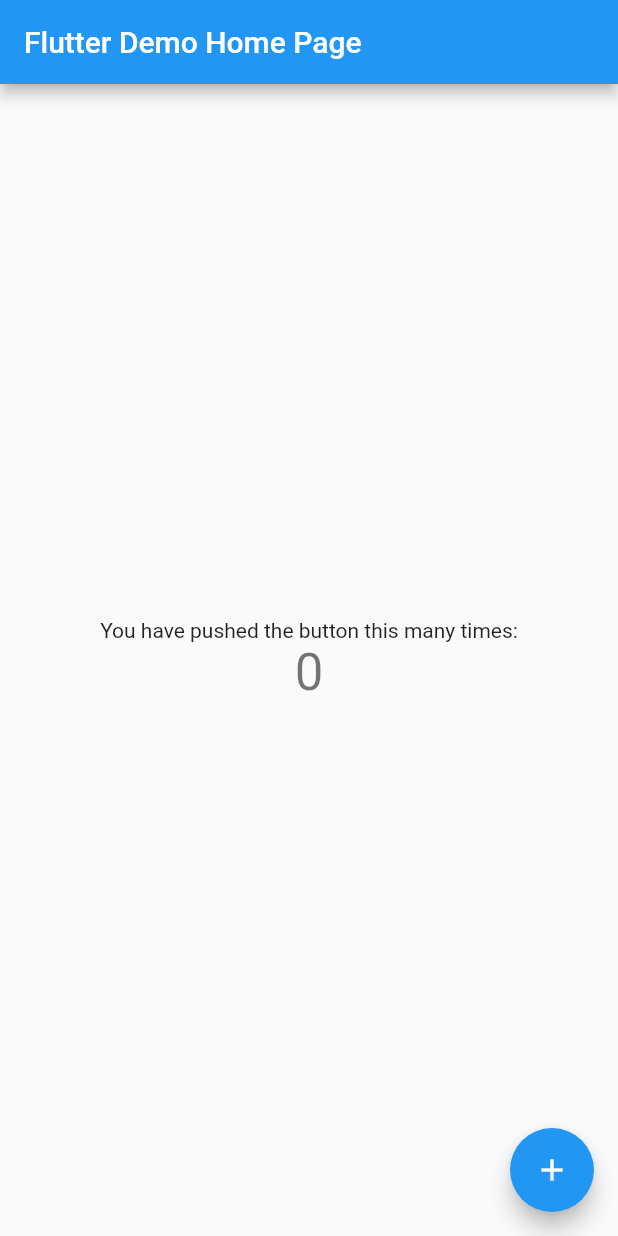
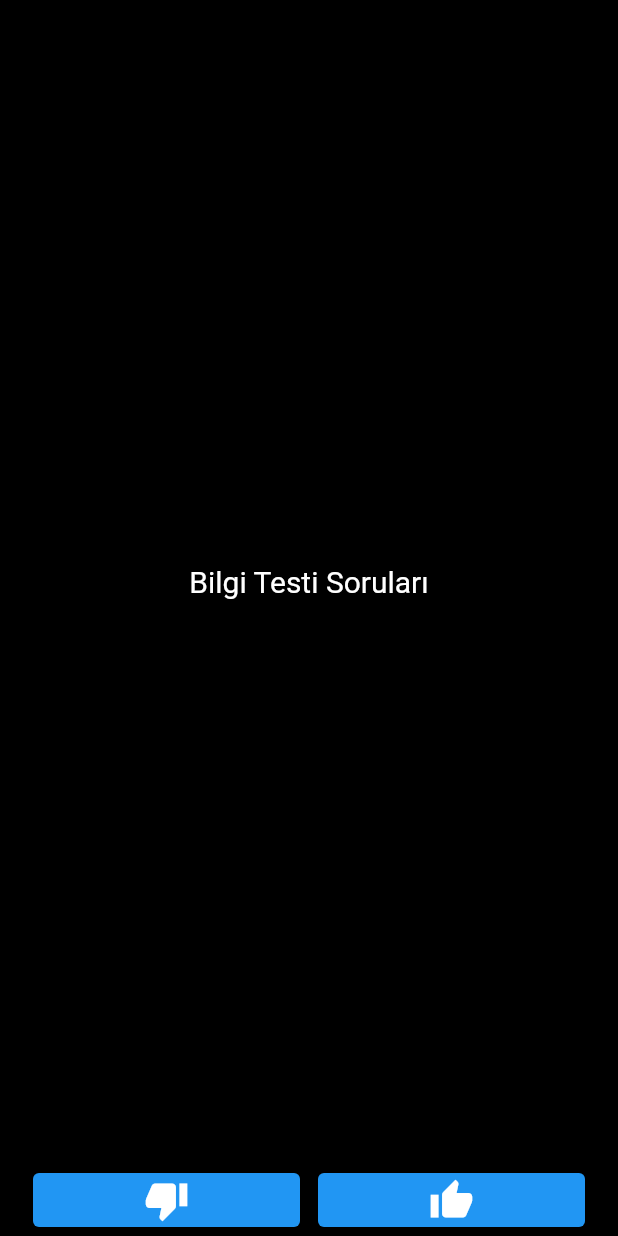
Before and after one commit to gulceefe/bilgikartlari.dart, a Flutter app: the screen it shows after launch, on a phone screen of 412 x 824 dp. Run offline on Flutter 3.47's test engine with Material 2 defaults, Android fonts, the phone set to English and light mode, and no system bars.

Commit message:
Kod incelendi. Yeni ROW açılacak

```diff
--- a/lib/main.dart
+++ b/lib/main.dart
@@ -1,115 +1,89 @@
+
 import 'package:flutter/material.dart';
+import 'package:flutter/widgets.dart';
 
-void main() {
-  runApp(const MyApp());
-}
+void main () => runApp(BilgiTesti());
 
-class MyApp extends StatelessWidget {
-  const MyApp({Key? key}) : super(key: key);
-
-  // This widget is the root of your application.
+class BilgiTesti extends StatelessWidget {
   @override
   Widget build(BuildContext context) {
+    // TODO: implement build
     return MaterialApp(
-      title: 'Flutter Demo',
-      theme: ThemeData(
-        // This is the theme of your application.
-        //
-        // Try running your application with "flutter run". You'll see the
-        // application has a blue toolbar. Then, without quitting the app, try
-        // changing the primarySwatch below to Colors.green and then invoke
-        // "hot reload" (press "r" in the console where you ran "flutter run",
-        // or simply save your changes to "hot reload" in a Flutter IDE).
-        // Notice that the counter didn't reset back to zero; the application
-        // is not restarted.
-        primarySwatch: Colors.blue,
+      home: Scaffold(
+        backgroundColor: Colors.black,
+        body: SafeArea(
+            child: Padding(padding: EdgeInsets.symmetric(horizontal: 10.0),
+              child: SoruSayfasi(),
+
+            ),
+        ),
       ),
-      home: const MyHomePage(title: 'Flutter Demo Home Page'),
     );
   }
 }
 
-class MyHomePage extends StatefulWidget {
-  const MyHomePage({Key? key, required this.title}) : super(key: key);
-
-  // This widget is the home page of your application. It is stateful, meaning
-  // that it has a State object (defined below) that contains fields that affect
-  // how it looks.
-
-  // This class is the configuration for the state. It holds the values (in this
-  // case the title) provided by the parent (in this case the App widget) and
-  // used by the build method of the State. Fields in a Widget subclass are
-  // always marked "final".
-
-  final String title;
-
+class SoruSayfasi extends StatefulWidget {
   @override
-  State<MyHomePage> createState() => _MyHomePageState();
-}
-
-class _MyHomePageState extends State<MyHomePage> {
-  int _counter = 0;
-
-  void _incrementCounter() {
-    setState(() {
-      // This call to setState tells the Flutter framework that something has
-      // changed in this State, which causes it to rerun the build method below
-      // so that the display can reflect the updated values. If we changed
-      // _counter without calling setState(), then the build method would not be
-      // called again, and so nothing would appear to happen.
-      _counter++;
-    });
+  _SoruSayfasiState createState() => _SoruSayfasiState();
   }
 
+class _SoruSayfasiState extends State<SoruSayfasi> {
   @override
   Widget build(BuildContext context) {
-    // This method is rerun every time setState is called, for instance as done
-    // by the _incrementCounter method above.
-    //
-    // The Flutter framework has been optimized to make rerunning build methods
-    // fast, so that you can just rebuild anything that needs updating rather
-    // than having to individually change instances of widgets.
-    return Scaffold(
-      appBar: AppBar(
-        // Here we take the value from the MyHomePage object that was created by
-        // the App.build method, and use it to set our appbar title.
-        title: Text(widget.title),
-      ),
-      body: Center(
-        // Center is a layout widget. It takes a single child and positions it
-        // in the middle of the parent.
-        child: Column(
-          // Column is also a layout widget. It takes a list of children and
-          // arranges them vertically. By default, it sizes itself to fit its
-          // children horizontally, and tries to be as tall as its parent.
-          //
-          // Invoke "debug painting" (press "p" in the console, choose the
-          // "Toggle Debug Paint" action from the Flutter Inspector in Android
-          // Studio, or the "Toggle Debug Paint" command in Visual Studio Code)
-          // to see the wireframe for each widget.
-          //
-          // Column has various properties to control how it sizes itself and
-          // how it positions its children. Here we use mainAxisAlignment to
-          // center the children vertically; the main axis here is the vertical
-          // axis because Columns are vertical (the cross axis would be
-          // horizontal).
-          mainAxisAlignment: MainAxisAlignment.center,
-          children: <Widget>[
-            const Text(
-              'You have pushed the button this many times:',
+    // TODO: implement build
+    return Column(
+
+      mainAxisAlignment: MainAxisAlignment.spaceBetween,
+      crossAxisAlignment: CrossAxisAlignment.stretch,
+      children: [
+        Expanded(
+          flex: 4,
+          child: Padding(
+            padding: EdgeInsets.all(10.0),
+            child: Center(
+              child: Text(
+                'Bilgi Testi Soruları',
+                textAlign: TextAlign.center,
+                style: TextStyle(
+                  fontSize: 20.0,
+                  color: Colors.white,
+                ),
+              ),
             ),
-            Text(
-              '$_counter',
-              style: Theme.of(context).textTheme.headline4,
+          ),
+        ),
+        Padding(padding: EdgeInsets.symmetric(horizontal: 6.0),
+        child: Row(
+          children: [
+          Expanded(
+            child: Padding(
+            padding: EdgeInsets.symmetric(horizontal: 6.0),
+            child: ElevatedButton(
+
+                onPressed: (){},
+                child: Icon(
+                  Icons.thumb_down,
+                  size: 30.0,
+                  color: Colors.white,
+                ),
             ),
-          ],
+          ),
+          ),
+            Expanded(
+              child: Padding(
+                padding: EdgeInsets.symmetric(horizontal: 6.0),
+                child: ElevatedButton(
+                    onPressed: (){},
+                  child: Icon(Icons.thumb_up,
+                  size: 30.0,
+                    color: Colors.white,
+                  ),
+                ),
+            ),
+            ),
+        ],),
         ),
-      ),
-      floatingActionButton: FloatingActionButton(
-        onPressed: _incrementCounter,
-        tooltip: 'Increment',
-        child: const Icon(Icons.add),
-      ), // This trailing comma makes auto-formatting nicer for build methods.
+      ],
     );
   }
 }
```
